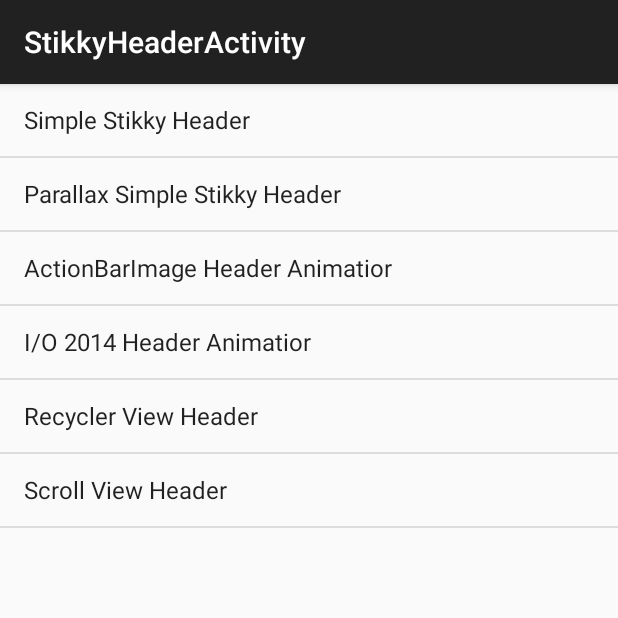
After one commit to MaAnQing/studyDemo, an Android app: the StikkyHeaderActivity screen opened directly, with no data from a screen before it, on a phone screen of 412 x 824 dp, the top half of it. The commit adds this screen. Run offline under Robolectric (Android 15) with nearby library versions, the phone set to English and light mode, and no system bars.

Commit message:
add Stikky header framework

```diff
--- a/app/src/main/AndroidManifest.xml
+++ b/app/src/main/AndroidManifest.xml
@@ -28,6 +28,10 @@
             android:name=".ui.SurfaceViewActivity"
             android:label="@string/title_activity_surface_view" >
         </activity>
+        <activity
+            android:name=".ui.StikkyHeaderActivity"
+            android:label="@string/title_activity_stikky_header" >
+        </activity>
     </application>
 
 </manifest>
--- /dev/null
+++ b/app/src/main/java/com/example/madroid/studydemo/ui/StikkyHeaderActivity.java
@@ -0,0 +1,40 @@
+package com.example.madroid.studydemo.ui;
+
+import android.app.Fragment;
+import android.content.Intent;
+import android.net.Uri;
+import android.support.v7.app.ActionBarActivity;
+import android.os.Bundle;
+import android.view.Menu;
+import android.view.MenuItem;
+import android.view.View;
+import android.widget.AdapterView;
+import android.widget.ArrayAdapter;
+import android.widget.ListView;
+
+import com.example.madroid.studydemo.R;
+
+public class StikkyHeaderActivity extends ActionBarActivity implements StikkyHeaderFragment.OnFragmentInteractionListener {
+
+
+
+    @Override
+    protected void onCreate(Bundle savedInstanceState) {
+        super.onCreate(savedInstanceState);
+        setContentView(R.layout.activity_stikky_header);
+        loadFragment(new StikkyHeaderFragment());
+
+    }
+
+    private void loadFragment(Fragment fragment){
+        getFragmentManager().beginTransaction().
+                replace(R.id.layout_container, fragment, fragment.getClass().getName())
+                .addToBackStack(fragment.getClass().getName())
+                .commit();
+    }
+
+    @Override
+    public void onFragmentInteraction(Uri uri) {
+
+    }
+}
--- /dev/null
+++ b/app/src/main/java/com/example/madroid/studydemo/ui/StikkyHeaderFragment.java
@@ -0,0 +1,153 @@
+package com.example.madroid.studydemo.ui;
+
+import android.app.Activity;
+import android.content.Intent;
+import android.net.Uri;
+import android.os.Bundle;
+import android.app.Fragment;
+import android.view.LayoutInflater;
+import android.view.View;
+import android.view.ViewGroup;
+import android.widget.AdapterView;
+import android.widget.ArrayAdapter;
+import android.widget.ListView;
+
+import com.example.madroid.studydemo.R;
+
+/**
+ * A simple {@link Fragment} subclass.
+ * Activities that contain this fragment must implement the
+ * {@link StikkyHeaderFragment.OnFragmentInteractionListener} interface
+ * to handle interaction events.
+ * Use the {@link StikkyHeaderFragment#newInstance} factory method to
+ * create an instance of this fragment.
+ */
+public class StikkyHeaderFragment extends Fragment {
+    // TODO: Rename parameter arguments, choose names that match
+    // the fragment initialization parameters, e.g. ARG_ITEM_NUMBER
+    private static final String ARG_PARAM1 = "param1";
+    private static final String ARG_PARAM2 = "param2";
+
+    // TODO: Rename and change types of parameters
+    private String mParam1;
+    private String mParam2;
+    private ListView mListView ;
+    private ArrayAdapter<String> mAdapter ;
+    private String[] mData ;
+
+    private OnFragmentInteractionListener mListener;
+
+    /**
+     * Use this factory method to create a new instance of
+     * this fragment using the provided parameters.
+     *
+     * @param param1 Parameter 1.
+     * @param param2 Parameter 2.
+     * @return A new instance of fragment StikkyHeaderFragment.
+     */
+    // TODO: Rename and change types and number of parameters
+    public static StikkyHeaderFragment newInstance(String param1, String param2) {
+        StikkyHeaderFragment fragment = new StikkyHeaderFragment();
+        Bundle args = new Bundle();
+        args.putString(ARG_PARAM1, param1);
+        args.putString(ARG_PARAM2, param2);
+        fragment.setArguments(args);
+        return fragment;
+    }
+
+    public StikkyHeaderFragment() {
+        // Required empty public constructor
+    }
+
+    @Override
+    public void onCreate(Bundle savedInstanceState) {
+        super.onCreate(savedInstanceState);
+        if (getArguments() != null) {
+            mParam1 = getArguments().getString(ARG_PARAM1);
+            mParam2 = getArguments().getString(ARG_PARAM2);
+        }
+    }
+
+    @Override
+    public View onCreateView(LayoutInflater inflater, ViewGroup container,
+                             Bundle savedInstanceState) {
+        View view = inflater.inflate(R.layout.fragment_stikky_header, container, false) ;
+        initView(view);
+        return view;
+    }
+
+    // TODO: Rename method, update argument and hook method into UI event
+    public void onButtonPressed(Uri uri) {
+        if (mListener != null) {
+            mListener.onFragmentInteraction(uri);
+        }
+    }
+
+    private void initView(View view){
+        mListView = (ListView)view.findViewById(R.id.listView) ;
+        mListView.setOnItemClickListener(new AdapterView.OnItemClickListener() {
+            @Override
+            public void onItemClick(AdapterView<?> parent, View view, int position, long id) {
+                switch (position){
+                    case 0 :
+                        startActivity(new Intent(getActivity(), RippleBackgroundActivity.class));
+                        break;
+                    case 1 :
+                        startActivity(new Intent(getActivity(), rippleActivity.class));
+                        break;
+                    case 2 :
+                        startActivity(new Intent(getActivity(), SurfaceViewActivity.class));
+                        break;
+                    case 3 :
+                        startActivity(new Intent(getActivity(), StikkyHeaderActivity.class));
+                        break;
+                    default:
+                        break;
+                }
+            }
+        });
+        mData = getResources().getStringArray(R.array.stikky_header_title) ;
+        mAdapter = new ArrayAdapter(getActivity(),android.R.layout.simple_list_item_1,mData) ;
+        mListView.setAdapter(mAdapter);
+    }
+
+    private void loadFragment(Fragment fragment){
+        getFragmentManager().beginTransaction().
+                replace(R.id.layout_container, fragment, fragment.getClass().getName())
+                .addToBackStack(fragment.getClass().getName())
+                .commit();
+    }
+
+    @Override
+    public void onAttach(Activity activity) {
+        super.onAttach(activity);
+        try {
+            mListener = (OnFragmentInteractionListener) activity;
+        } catch (ClassCastException e) {
+            throw new ClassCastException(activity.toString()
+                    + " must implement OnFragmentInteractionListener");
+        }
+    }
+
+    @Override
+    public void onDetach() {
+        super.onDetach();
+        mListener = null;
+    }
+
+    /**
+     * This interface must be implemented by activities that contain this
+     * fragment to allow an interaction in this fragment to be communicated
+     * to the activity and potentially other fragments contained in that
+     * activity.
+     * <p/>
+     * See the Android Training lesson <a href=
+     * "http://developer.android.com/training/basics/fragments/communicating.html"
+     * >Communicating with Other Fragments</a> for more information.
+     */
+    public interface OnFragmentInteractionListener {
+        // TODO: Update argument type and name
+        public void onFragmentInteraction(Uri uri);
+    }
+
+}
--- /dev/null
+++ b/app/src/main/res/layout/activity_stikky_header.xml
@@ -0,0 +1,9 @@
+<FrameLayout xmlns:android="http://schemas.android.com/apk/res/android"
+    xmlns:tools="http://schemas.android.com/tools" android:layout_width="match_parent"
+    android:layout_height="match_parent"
+    tools:context="com.example.madroid.studydemo.ui.StikkyHeaderFragment"
+    android:id="@+id/layout_container">
+
+
+
+</FrameLayout>
--- /dev/null
+++ b/app/src/main/res/layout/fragment_stikky_header.xml
@@ -0,0 +1,12 @@
+<FrameLayout xmlns:android="http://schemas.android.com/apk/res/android"
+    xmlns:tools="http://schemas.android.com/tools" android:layout_width="match_parent"
+    android:layout_height="match_parent"
+    tools:context="com.example.madroid.studydemo.ui.StikkyHeaderFragment"
+    android:id="@+id/layout_container">
+
+    <ListView
+        android:layout_width="match_parent"
+        android:layout_height="match_parent"
+        android:id="@+id/listView" />
+
+</FrameLayout>
--- a/app/src/main/res/values/string-array.xml
+++ b/app/src/main/res/values/string-array.xml
@@ -4,5 +4,15 @@
         <item>ripple background</item>
         <item>ripple view</item>
         <item>surface view</item>
+        <item>stikkyHeader</item>
+    </string-array>
+
+    <string-array name="stikky_header_title">
+        <item>Simple Stikky Header</item>
+        <item>Parallax Simple Stikky Header</item>
+        <item>ActionBarImage Header Animatior</item>
+        <item>I/O 2014 Header Animatior</item>
+        <item>Recycler View Header</item>
+        <item>Scroll View Header</item>
     </string-array>
 </resources>
--- a/app/src/main/res/values/strings.xml
+++ b/app/src/main/res/values/strings.xml
@@ -7,4 +7,10 @@
     <string name="title_activity_ripple_view">RippleView</string>
     <string name="title_activity_ripple">rippleActivity</string>
     <string name="title_activity_surface_view">SurfaceViewActivity</string>
+    <string name="title_activity_stikky_header">StikkyHeaderActivity</string>
+    <string name="title_activity_main2">Main2Activity</string>
+    <string name="title_activity_main_activity2">MainActivity2Activity</string>
+
+<!-- TODO: Remove or change this placeholder text -->
+    <string name="hello_blank_fragment">Hello blank fragment</string>
 </resources>
```
Also changed, not shown: app/src/main/java/com/example/madroid/studydemo/MainActivity.java (+7 -3 lines), app/src/main/java/com/example/madroid/studydemo/ui/rippleActivity.java (+0 -21 lines), app/src/main/res/menu/menu_ripple.xml (deleted, +0 -7 lines), app/src/main/res/menu/menu_ripple_background.xml (deleted, +0 -7 lines), app/src/main/res/menu/menu_ripple_view.xml (deleted, +0 -7 lines), app/src/main/res/menu/menu_surface_view.xml (deleted, +0 -7 lines).
